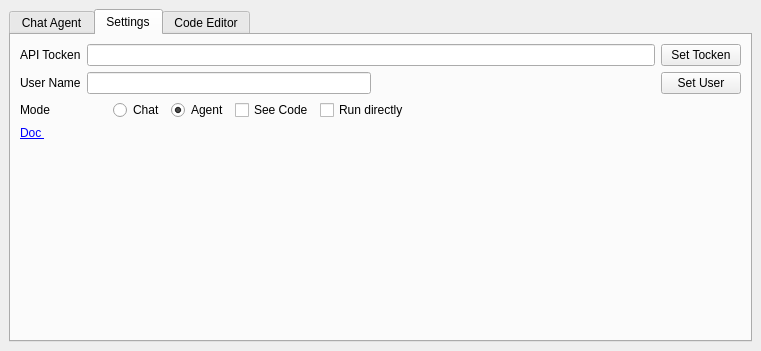
The window that qgpt_agent_dockwidget_base.ui (momaabna/QGPTAgent) describes before a commit, drawn with Qt 5.
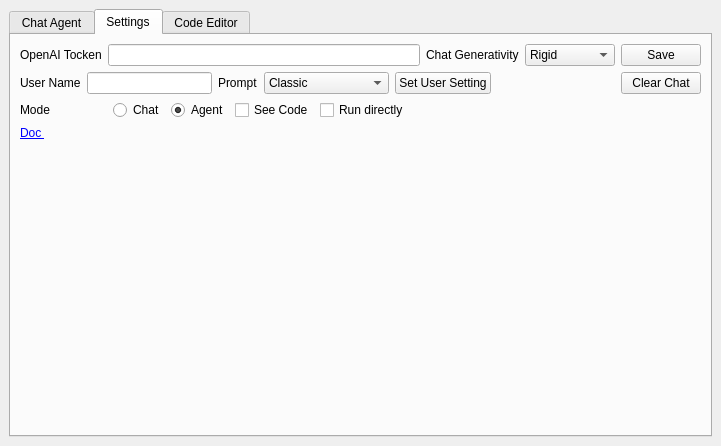
The same window after the commit. The open tabs and pages were chosen to show the change. Custom widgets are drawn as their Qt base class.

Commit message: Adding temperature and multiple prompts

Patch:
```diff
--- a/qgpt_agent_dockwidget_base.ui
+++ b/qgpt_agent_dockwidget_base.ui
@@ -6,8 +6,8 @@
    <rect>
     <x>0</x>
     <y>0</y>
-    <width>761</width>
-    <height>351</height>
+    <width>721</width>
+    <height>446</height>
    </rect>
   </property>
   <property name="windowTitle">
@@ -15,7 +15,7 @@
   </property>
   <widget class="QWidget" name="dockWidgetContents">
    <layout class="QGridLayout" name="gridLayout">
-    <item row="0" column="1">
+    <item row="2" column="0">
      <widget class="QTabWidget" name="tabWidget">
       <property name="currentIndex">
        <number>0</number>
@@ -86,17 +86,43 @@
             <item>
              <widget class="QLabel" name="label">
               <property name="text">
-               <string>API Tocken</string>
+               <string>OpenAI Tocken</string>
               </property>
              </widget>
             </item>
             <item>
              <widget class="QgsPasswordLineEdit" name="tockenEdit"/>
             </item>
+            <item>
+             <widget class="QLabel" name="label_5">
+              <property name="text">
+               <string>Chat Generativity</string>
+              </property>
+             </widget>
+            </item>
+            <item>
+             <widget class="QComboBox" name="tempComboBox">
+              <item>
+               <property name="text">
+                <string>Rigid</string>
+               </property>
+              </item>
+              <item>
+               <property name="text">
+                <string>Midium</string>
+               </property>
+              </item>
+              <item>
+               <property name="text">
+                <string>Generative</string>
+               </property>
+              </item>
+             </widget>
+            </item>
             <item>
              <widget class="QPushButton" name="setTockenButton">
               <property name="text">
-               <string>Set Tocken</string>
+               <string>Save</string>
               </property>
              </widget>
             </item>
@@ -115,22 +141,55 @@
              <widget class="QLineEdit" name="userEdit"/>
             </item>
             <item>
-             <spacer name="horizontalSpacer">
-              <property name="orientation">
-               <enum>Qt::Horizontal</enum>
+             <widget class="QLabel" name="label_6">
+              <property name="text">
+               <string>Prompt</string>
               </property>
-              <property name="sizeHint" stdset="0">
-               <size>
-                <width>40</width>
-                <height>20</height>
-               </size>
-              </property>
-             </spacer>
+             </widget>
+            </item>
+            <item>
+             <widget class="QComboBox" name="promptComboBox">
+              <item>
+               <property name="text">
+                <string>Classic</string>
+               </property>
+              </item>
+              <item>
+               <property name="text">
+                <string>Experimental</string>
+               </property>
+              </item>
+              <item>
+               <property name="text">
+                <string>Project Optimized</string>
+               </property>
+              </item>
+             </widget>
             </item>
             <item>
              <widget class="QPushButton" name="setUserButton">
               <property name="text">
-               <string>Set User</string>
+               <string>Set User Setting</string>
+              </property>
+             </widget>
+            </item>
+            <item>
+             <spacer name="horizontalSpacer">
+              <property name="orientation">
+               <enum>Qt::Horizontal</enum>
+              </property>
+              <property name="sizeHint" stdset="0">
+               <size>
+                <width>40</width>
+                <height>20</height>
+               </size>
+              </property>
+             </spacer>
+            </item>
+            <item>
+             <widget class="QPushButton" name="clearChatButton">
+              <property name="text">
+               <string>Clear Chat</string>
               </property>
              </widget>
             </item>
```
Left out of the diff: 32 changed lines with no effect on the pictures. Lines whose indentation alone changed are shown as unchanged. The commit also changes 4 other files.
